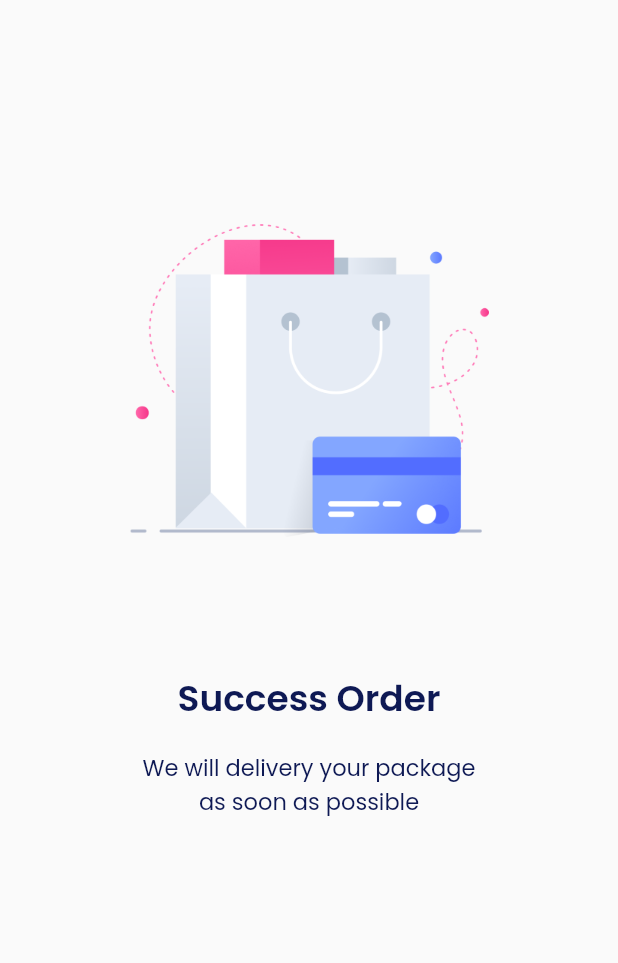
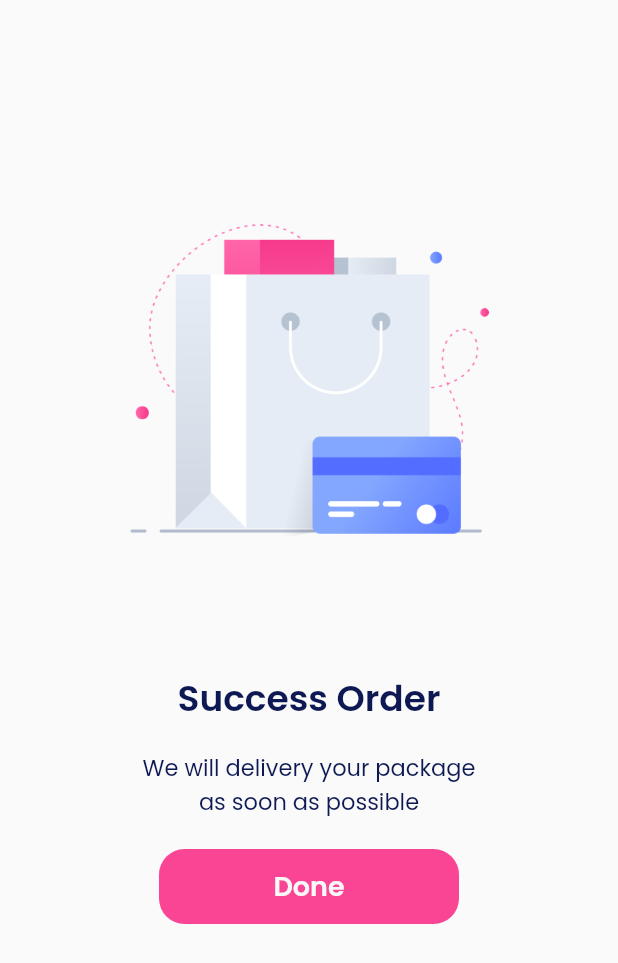
Before and after one commit to BagusRezky/flutter_application_1, a Flutter app: the screen it shows after launch, on a phone screen of 412 x 824 dp. Shown: the top 963 px of the screen. Run offline on Flutter 3.47's test engine with Material 2 defaults, Android fonts, the phone set to English and light mode, and no system bars; our stand-ins replace google_fonts.

Commit message:
Make Button With Wrap Widget Align

```diff
--- a/lib/pages/fourth_empty.dart
+++ b/lib/pages/fourth_empty.dart
@@ -27,6 +27,23 @@ class Empty extends StatelessWidget {
               style: lightTextStyle,
               textAlign: TextAlign.center,
             ),
+            SizedBox(
+              height: 20,
+            ),
+            Container(
+              width: 200,
+              height: 50,
+              decoration: BoxDecoration(
+                color: Color(0xffF94593),
+                borderRadius: BorderRadius.circular(17),
+              ),
+              child: Align(
+                child: Text(
+                  'Done',
+                  style: buttonTextStyle,
+                ),
+              ),
+            ),
           ],
         ),
       ),
```
